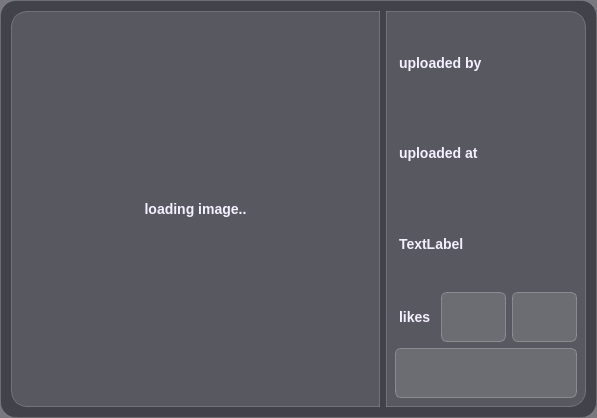
First picture: the form in python_application/gui/ui_files/img_magnified_view.ui, repository MohammadIbraheem71/Image_filter_applicator, before the edit.
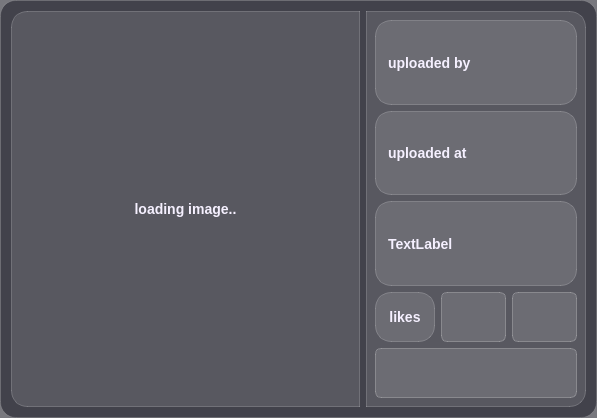
Second picture: the form after the edit. Icons and pictures are not drawn.

Commit message: Improved the Image magnified view UI

What changed in the file:
```diff
--- a/python_application/gui/ui_files/img_magnified_view.ui
+++ b/python_application/gui/ui_files/img_magnified_view.ui
@@ -112,11 +112,17 @@
       <item>
        <widget class="QLabel" name="image_lbl">
         <property name="sizePolicy">
-         <sizepolicy hsizetype="Preferred" vsizetype="Preferred">
+         <sizepolicy hsizetype="Expanding" vsizetype="Expanding">
           <horstretch>0</horstretch>
           <verstretch>0</verstretch>
          </sizepolicy>
         </property>
+        <property name="minimumSize">
+         <size>
+          <width>0</width>
+          <height>0</height>
+         </size>
+        </property>
         <property name="text">
          <string>loading image..</string>
         </property>
@@ -133,35 +139,104 @@
    </item>
    <item>
     <widget class="QWidget" name="info_widget" native="true">
+     <property name="sizePolicy">
+      <sizepolicy hsizetype="Fixed" vsizetype="Preferred">
+       <horstretch>0</horstretch>
+       <verstretch>0</verstretch>
+      </sizepolicy>
+     </property>
+     <property name="minimumSize">
+      <size>
+       <width>220</width>
+       <height>0</height>
+      </size>
+     </property>
      <layout class="QVBoxLayout" name="verticalLayout_2">
       <item>
        <widget class="QLabel" name="uploaded_by_lbl">
+        <property name="font">
+         <font>
+          <pointsize>-1</pointsize>
+          <fontweight>Medium</fontweight>
+         </font>
+        </property>
+        <property name="styleSheet">
+         <string notr="true">background-color: rgba(255, 255, 255, 0.12);  /* translucent */
+    border-top-left-radius: 16px;
+    border-bottom-left-radius: 16px;
+    border-top-right-radius: 16px;
+    border-bottom-right-radius: 16px;
+    border: 1px solid rgba(255, 255, 255, 0.2);
+    padding: 8px;</string>
+        </property>
         <property name="text">
          <string>uploaded by</string>
         </property>
+        <property name="wordWrap">
+         <bool>true</bool>
+        </property>
        </widget>
       </item>
       <item>
        <widget class="QLabel" name="uploaded_at_lbl">
+        <property name="styleSheet">
+         <string notr="true">background-color: rgba(255, 255, 255, 0.12);  /* translucent */
+    border-top-left-radius: 16px;
+    border-bottom-left-radius: 16px;
+    border-top-right-radius: 16px;
+    border-bottom-right-radius: 16px;
+    border: 1px solid rgba(255, 255, 255, 0.2);
+    padding: 8px;</string>
+        </property>
         <property name="text">
          <string>uploaded at</string>
         </property>
+        <property name="wordWrap">
+         <bool>true</bool>
+        </property>
        </widget>
       </item>
       <item>
        <widget class="QLabel" name="description_lbl">
+        <property name="styleSheet">
+         <string notr="true">background-color: rgba(255, 255, 255, 0.12);  /* translucent */
+    border-top-left-radius: 16px;
+    border-bottom-left-radius: 16px;
+    border-top-right-radius: 16px;
+    border-bottom-right-radius: 16px;
+    border: 1px solid rgba(255, 255, 255, 0.2);
+    padding: 8px;</string>
+        </property>
         <property name="text">
          <string>TextLabel</string>
         </property>
+        <property name="wordWrap">
+         <bool>true</bool>
+        </property>
        </widget>
       </item>
       <item>
        <layout class="QHBoxLayout" name="horizontalLayout_2">
         <item>
          <widget class="QLabel" name="like_counter_lbl">
+          <property name="styleSheet">
+           <string notr="true">background-color: rgba(255, 255, 255, 0.12);  /* translucent */
+    border-top-left-radius: 16px;
+    border-bottom-left-radius: 16px;
+    border-top-right-radius: 16px;
+    border-bottom-right-radius: 16px;
+    border: 1px solid rgba(255, 255, 255, 0.2);
+    padding: 8px;</string>
+          </property>
           <property name="text">
            <string>likes</string>
           </property>
+          <property name="alignment">
+           <set>Qt::AlignmentFlag::AlignCenter</set>
+          </property>
+          <property name="wordWrap">
+           <bool>true</bool>
+          </property>
          </widget>
         </item>
         <item>
```
The commit also changes 1 other file.
